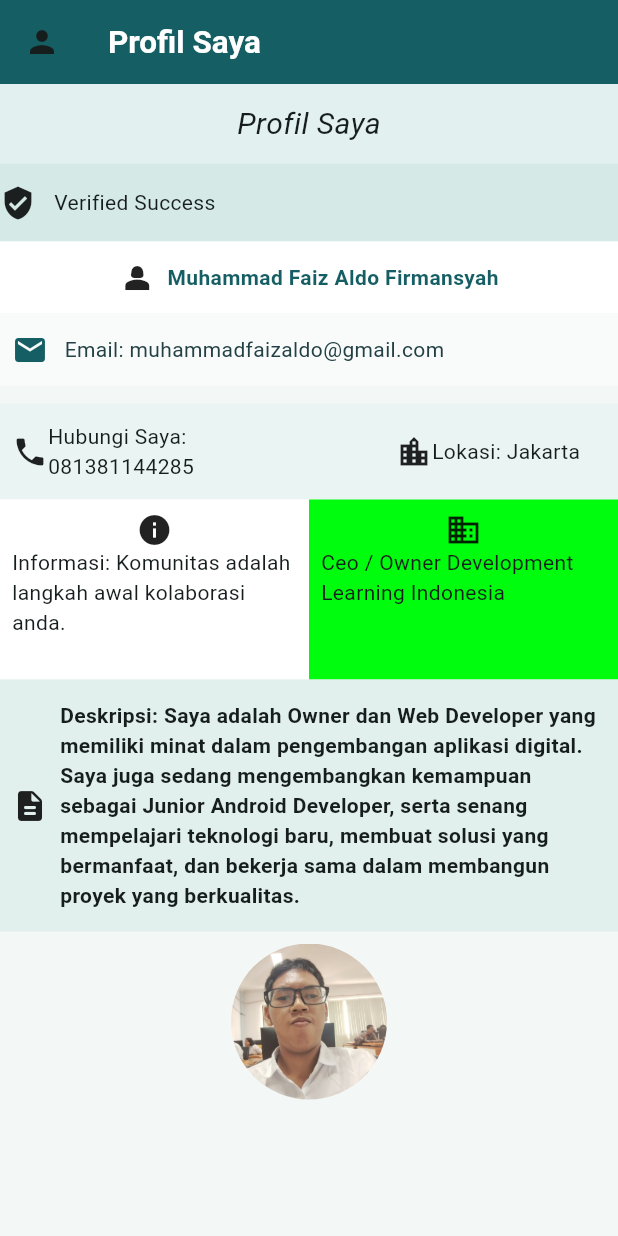
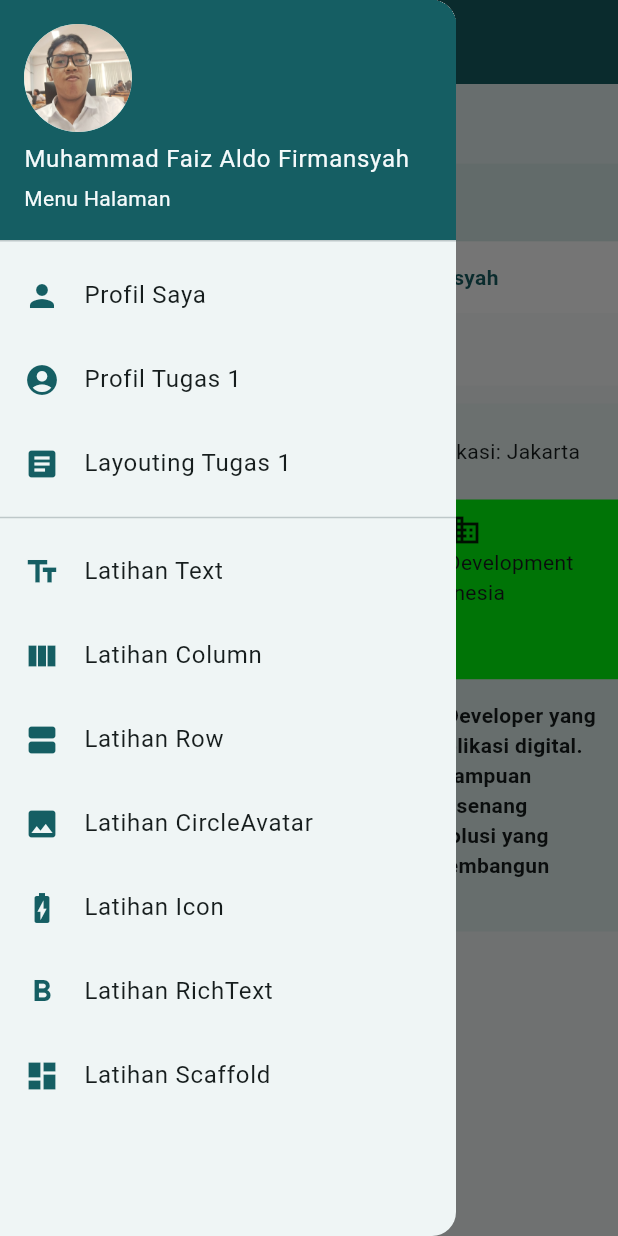
Before and after one commit to FaizAldo/ppkdju_faiz26, a Flutter app: the screen it shows after launch, with the side drawer open (before the commit the screen has no drawer), on a phone screen of 412 x 824 dp. Run offline on Flutter 3.47's test engine with Material 3 defaults, Android fonts, the light colour scheme and no system bars.

Commit message:
update file done

```diff
--- a/lib/latihan_widget/latihan_scafold.dart
+++ b/lib/latihan_widget/latihan_scafold.dart
@@ -1,19 +1,36 @@
 import 'package:flutter/material.dart'; //import library material.dart dari package flutter
+import 'package:faizaldo_ppkd_app_dev/widgets/app_drawer.dart';
 
 class LatihanScafold extends StatelessWidget {
-  const LatihanScafold({super.key}); //ini constructor untuk membuat instance dari LatihanScafold
+  const LatihanScafold({
+    super.key,
+  }); //ini constructor untuk membuat instance dari LatihanScafold
 
   @override //override method build untuk membangun widget
   Widget build(BuildContext context) {
-    return Scaffold( //Scaffold adalah widget yang menyediakan struktur dasar untuk aplikasi, termasuk AppBar, Body, dan lainnya
-      appBar: AppBar(//AppBar adalah widget yang menampilkan bar di atas layar aplikasi
-        title: const Text('Latihan Scafold Detail'),//Text adalah widget yang menampilkan teks di layar
-        backgroundColor: Colors.blue,//backgroundColor adalah properti untuk mengatur warna latar belakang AppBar
+    return Scaffold(
+      //Scaffold adalah widget yang menyediakan struktur dasar untuk aplikasi, termasuk AppBar, Body, dan lainnya
+      drawer: const AppDrawer(),
+      appBar: AppBar(
+        //AppBar adalah widget yang menampilkan bar di atas layar aplikasi
+        leading: Builder(
+          builder: (context) => IconButton(
+            icon: const Icon(Icons.menu),
+            onPressed: () => Scaffold.of(context).openDrawer(),
+          ),
+        ),
+        title: const Text(
+          'Latihan Scafold Detail',
+        ), //Text adalah widget yang menampilkan teks di layar
+        backgroundColor: Colors.blue, //backgroundColor adalah properti untuk mengatur warna latar belakang AppBar
       ),
-      body: Column(//Column adalah widget yang menampilkan widget anak secara vertikal
-        children: const [//children adalah properti untuk menambahkan widget anak ke dalam Column
-          Text('Halo, ini adalah latihan Scaffold dan Column'),//Text adalah widget yang menampilkan teks di layar
-
+      body: Column(
+        //Column adalah widget yang menampilkan widget anak secara vertikal
+        children: const [
+          //children adalah properti untuk menambahkan widget anak ke dalam Column
+          Text(
+            'Halo, ini adalah latihan Scaffold dan Column',
+          ), //Text adalah widget yang menampilkan teks di layar
         ],
       ),
     );
--- a/lib/main.dart
+++ b/lib/main.dart
@@ -19,8 +19,7 @@ class MyApp extends StatelessWidget {
         //ThemeData adalah class yang digunakan untuk mengatur tema aplikasi
         colorScheme: ColorScheme.fromSeed(seedColor: const Color(0xFF155E63)),
       ),
-      //home: const LatihanScafold(),
-      home: ProfilLayout(),
+      home: const ProfilLayout(),
       debugShowCheckedModeBanner: false,
     );
   }
--- a/lib/tugas_flutter2/profil_layout.dart
+++ b/lib/tugas_flutter2/profil_layout.dart
@@ -1,4 +1,5 @@
 import 'package:flutter/material.dart';
+import 'package:faizaldo_ppkd_app_dev/widgets/app_drawer.dart';
 
 class ProfilLayout extends StatelessWidget {
   const ProfilLayout({super.key});
@@ -6,6 +7,7 @@ class ProfilLayout extends StatelessWidget {
   @override
   Widget build(BuildContext context) {
     return Scaffold(
+      drawer: const AppDrawer(),
       appBar: AppBar(
         backgroundColor: const Color(0xFF155E63),
         title: Text(
@@ -16,7 +18,12 @@ class ProfilLayout extends StatelessWidget {
             color: Colors.white,
           ),
         ),
-        leading: const Icon(Icons.person),
+        leading: Builder(
+          builder: (context) => IconButton(
+            icon: const Icon(Icons.menu, color: Colors.white),
+            onPressed: () => Scaffold.of(context).openDrawer(),
+          ),
+        ),
       ),
       body: Container(
         width: double.infinity,
@@ -47,11 +54,10 @@ class ProfilLayout extends StatelessWidget {
                 child: Row(
                   children: [
                     const Icon(Icons.verified_user),
-                    SizedBox(width: 12,),
-                    Text("Verified Success")
+                    SizedBox(width: 12),
+                    Text("Verified Success"),
                   ],
                 ),
-
               ),
               Container(
                 width: double.infinity,
@@ -174,12 +180,10 @@ class ProfilLayout extends StatelessWidget {
                 height: 120,
                 child: Padding(
                   padding: const EdgeInsets.all(8.0),
-                  child: Container(
-                    child: ClipOval(
-                      child: Image.asset(
-                        "assets/images/profile.jpeg",
-                        fit: BoxFit.cover,
-                      ),
+                  child: ClipOval(
+                    child: Image.asset(
+                      "assets/images/profile.jpeg",
+                      fit: BoxFit.cover,
                     ),
                   ),
                 ),
--- /dev/null
+++ b/lib/widgets/app_drawer.dart
@@ -0,0 +1,113 @@
+import 'package:faizaldo_ppkd_app_dev/latihan_widget/latihan_circleavatar.dart';
+import 'package:faizaldo_ppkd_app_dev/latihan_widget/latihan_column.dart';
+import 'package:faizaldo_ppkd_app_dev/latihan_widget/latihan_icon.dart';
+import 'package:faizaldo_ppkd_app_dev/latihan_widget/latihan_ricthtext.dart';
+import 'package:faizaldo_ppkd_app_dev/latihan_widget/latihan_row.dart';
+import 'package:faizaldo_ppkd_app_dev/latihan_widget/latihan_scafold.dart';
+import 'package:faizaldo_ppkd_app_dev/latihan_widget/latihan_text.dart';
+import 'package:faizaldo_ppkd_app_dev/tugas_flutter_1/layouting.dart';
+import 'package:faizaldo_ppkd_app_dev/tugas_flutter_1/profil.dart';
+import 'package:faizaldo_ppkd_app_dev/tugas_flutter2/profil_layout.dart';
+import 'package:flutter/material.dart';
+
+class AppDrawer extends StatelessWidget {
+  const AppDrawer({super.key});
+
+  void _bukaHalaman(BuildContext context, Widget halaman) {
+    Navigator.pop(context);
+    Navigator.pushReplacement(
+      context,
+      MaterialPageRoute<void>(builder: (_) => halaman),
+    );
+  }
+
+  @override
+  Widget build(BuildContext context) {
+    return Drawer(
+      child: SafeArea(
+        child: ListView(
+          padding: EdgeInsets.zero,
+          children: [
+            const UserAccountsDrawerHeader(
+              decoration: BoxDecoration(color: Color(0xFF155E63)),
+              currentAccountPicture: CircleAvatar(
+                backgroundImage: AssetImage('assets/images/profile.jpeg'),
+              ),
+              accountName: Text('Muhammad Faiz Aldo Firmansyah'),
+              accountEmail: Text('Menu Halaman'),
+            ),
+            _item(context, Icons.person, 'Profil Saya', const ProfilLayout()),
+            _item(
+              context,
+              Icons.account_circle,
+              'Profil Tugas 1',
+              const Profil(),
+            ),
+            _item(
+              context,
+              Icons.article,
+              'Layouting Tugas 1',
+              const Layouting(),
+            ),
+            const Divider(),
+            _item(
+              context,
+              Icons.text_fields,
+              'Latihan Text',
+              const LatihanText(),
+            ),
+            _item(
+              context,
+              Icons.view_column,
+              'Latihan Column',
+              const LatihanColumn(),
+            ),
+            _item(
+              context,
+              Icons.view_agenda,
+              'Latihan Row',
+              const LatihanRow(),
+            ),
+            _item(
+              context,
+              Icons.image,
+              'Latihan CircleAvatar',
+              const LatihanCircleavatar(),
+            ),
+            _item(
+              context,
+              Icons.battery_charging_full,
+              'Latihan Icon',
+              const LatihanIcon(),
+            ),
+            _item(
+              context,
+              Icons.format_bold,
+              'Latihan RichText',
+              const LatihanRichText(),
+            ),
+            _item(
+              context,
+              Icons.dashboard,
+              'Latihan Scaffold',
+              const LatihanScafold(),
+            ),
+          ],
+        ),
+      ),
+    );
+  }
+
+  Widget _item(
+    BuildContext context,
+    IconData icon,
+    String title,
+    Widget halaman,
+  ) {
+    return ListTile(
+      leading: Icon(icon, color: const Color(0xFF155E63)),
+      title: Text(title),
+      onTap: () => _bukaHalaman(context, halaman),
+    );
+  }
+}
```
Also changed, not shown: lib/latihan_widget/latihan_circleavatar.dart (+13 -3 lines), lib/latihan_widget/latihan_column.dart (+12 -2 lines), lib/latihan_widget/latihan_icon.dart (+15 -21 lines), lib/latihan_widget/latihan_ricthtext.dart (+25 -6 lines), lib/latihan_widget/latihan_row.dart (+25 -6 lines), lib/latihan_widget/latihan_text.dart (+14 -6 lines), lib/tugas_flutter_1/layouting.dart (+26 -16 lines), lib/tugas_flutter_1/profil.dart (+19 -12 lines).
